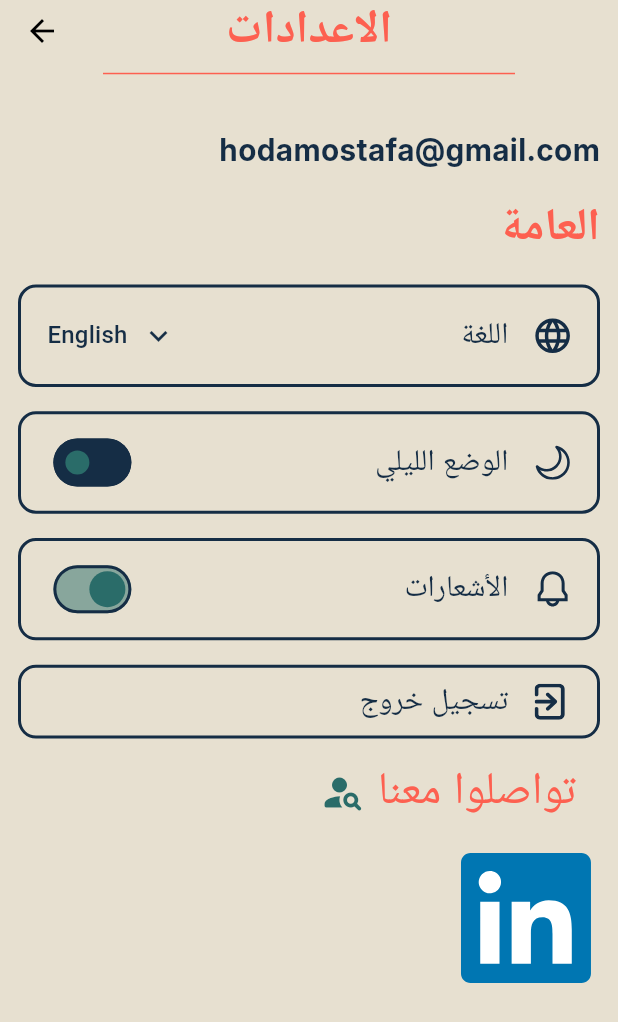
After one commit to HodaMostafa12/azkar_app, a Flutter app: the SettingsScreen screen opened directly, on a phone screen of 412 x 824 dp. The commit adds this screen. Shown: the top 1022 px of the screen. Run offline on Flutter 3.47's test engine with Material 3 defaults, Android fonts, the phone set to English and light mode, and no system bars; our stand-ins replace flutter_screenutil, flutter_svg.

Commit message:
settings screen 1

```diff
--- a/lib/main.dart
+++ b/lib/main.dart
@@ -1,4 +1,6 @@
 import 'package:azkar_app/theme/app_theme.dart';
+import 'package:azkar_app/view/Pray_Time/praying_time.dart';
+import 'package:azkar_app/view/Settings/settings_screen.dart';
 import 'package:azkar_app/view/electronic_sebha/electronic_sebha_viewModel/electronic_sebha_viewModel.dart';
 import 'package:azkar_app/view/Authentication/log_in/login_screan.dart';
 import 'package:azkar_app/view/main_screen/main_screen.dart';
@@ -35,7 +37,7 @@ class MyApp extends StatelessWidget {
           ),
         );
       },
-      child: LoginScreen(), // or HomePage
+      child: MainScreen(), // or HomePage
     );
   }
 }
--- /dev/null
+++ b/lib/utils/appbar.dart
@@ -0,0 +1,80 @@
+import 'package:flutter/material.dart';
+
+import 'package:flutter_screenutil/flutter_screenutil.dart';
+
+class CustomAppBar extends StatelessWidget implements PreferredSizeWidget {
+
+ final String title;
+
+ const CustomAppBar({
+
+  super.key,
+
+  required this.title,
+
+ });
+
+ @override
+
+ Widget build(BuildContext context) {
+
+  final colors = Theme.of(context).colorScheme;
+
+  return
+
+   AppBar(
+
+
+   backgroundColor: colors.background,
+
+   centerTitle: true,
+
+   elevation: 0,
+
+   title: Text(
+
+    title,
+
+    style: TextStyle(
+
+     color: colors.error,
+
+     fontWeight: FontWeight.bold,
+
+     fontSize: 30.sp,
+
+     fontFamily: 'Inter',
+
+    ),
+
+   ),
+
+   bottom: PreferredSize(
+
+    preferredSize: Size.fromHeight(1.h),
+
+    child: SizedBox(
+
+     width: 250.w,
+
+     child: Divider(
+
+      color: colors.error,
+
+      thickness: 1,
+
+     ),
+
+    ),
+
+   ),
+
+  );
+
+ }
+
+ @override
+
+ Size get preferredSize => Size.fromHeight(kToolbarHeight + 1.h);
+
+}
--- a/lib/view/Authentication/log_in/login_screan.dart
+++ b/lib/view/Authentication/log_in/login_screan.dart
@@ -1,5 +1,6 @@
 import 'package:azkar_app/view/Authentication/const_widgets/const_text_feild.dart';
 import 'package:azkar_app/view/Authentication/sign_up/sign_up_screan.dart';
+import 'package:azkar_app/view/main_screen/main_screen.dart';
 import 'package:flutter/material.dart';
 import 'package:flutter_screenutil/flutter_screenutil.dart';
 
@@ -94,7 +95,7 @@ class LoginScreen extends StatelessWidget {
                       ),
                     ),
                     onPressed: () {
-                      // هنا تحطي أكشن الزر
+                      Navigator.push(context, MaterialPageRoute(builder: (context)=>MainScreen()));
                     },
                     child: Text(
                       "تسجيل الدخول",
--- a/lib/view/Authentication/sign_up/sign_up_screan.dart
+++ b/lib/view/Authentication/sign_up/sign_up_screan.dart
@@ -1,6 +1,8 @@
 import 'package:azkar_app/view/Authentication/const_widgets/const_text_feild.dart';
 import 'package:flutter/material.dart';
 import 'package:flutter_screenutil/flutter_screenutil.dart';
+
+import '../../main_screen/main_screen.dart';
 
 class SignUpScrean extends StatelessWidget {
   const SignUpScrean({super.key});
@@ -86,7 +88,7 @@ class SignUpScrean extends StatelessWidget {
                       ),
                     ),
                     onPressed: () {
-                      // هنا تحطي أكشن الزر
+                      Navigator.push(context, MaterialPageRoute(builder: (context)=>MainScreen()));
                     },
                     child: Text(
                       "انشاء حساب",
--- /dev/null
+++ b/lib/view/Settings/settings_screen.dart
@@ -0,0 +1,216 @@
+import 'package:azkar_app/utils/appbar.dart';
+import 'package:flutter/material.dart';
+import 'package:flutter_screenutil/flutter_screenutil.dart';
+import 'package:flutter_svg/flutter_svg.dart';
+
+class SettingsScreen extends StatefulWidget {
+  const SettingsScreen({super.key});
+
+  @override
+  State<SettingsScreen> createState() => _SettingsScreenState();
+}
+
+class _SettingsScreenState extends State<SettingsScreen> {
+  final List<String> _languages = ['English', 'العربية', 'Français'];
+
+  String _selectedLanguage = 'English';
+
+  bool _isNightModeEnabled = false;
+  bool _isNotificationsEnabled = true;
+
+  @override
+  Widget build(BuildContext context) {
+    final colors = Theme.of(context).colorScheme;
+    return Scaffold(
+      backgroundColor: colors.background, // A dark background color.
+      appBar: CustomAppBar(title: "الاعدادات"),
+      body: Padding(
+        padding: const EdgeInsets.all(12),
+        child: Column(
+          crossAxisAlignment: CrossAxisAlignment.end,
+          children: [
+            SizedBox(height: 16.h),
+            Text(
+              "hodamostafa@gmail.com",
+              style: TextStyle(
+                  fontFamily: "Inter",
+                  color: colors.primary,
+                  fontSize: 20,
+                  fontWeight: FontWeight.bold
+              ),
+            ),
+            SizedBox(height: 16.h),
+            Text(
+              "العامة",
+              style: TextStyle(
+                fontFamily: "Inter",
+                color: colors.error,
+                fontWeight: FontWeight.bold,
+                fontSize: 30,
+              ),
+            ),
+            SizedBox(height: 16.h),
+            _buildSettingsTile(
+              title: "اللغة",
+              iconWidget: SvgPicture.asset(
+                "assets/icons/Global.svg",
+                height: 24,
+                width: 24,
+                colorFilter: ColorFilter.mode(colors.primary, BlendMode.srcIn),
+              ),
+              trailing: DropdownButton<String>(
+                value: _selectedLanguage,
+                underline: const SizedBox(),
+                dropdownColor: colors.primary,
+                icon: Icon(Icons.keyboard_arrow_down, color: colors.primary),
+                items: _languages.map((String language) {
+                  return DropdownMenuItem<String>(
+                    value: language,
+                    child: Text(
+                      language,
+                      style: TextStyle(color: colors.primary),
+                    ),
+                  );
+                }).toList(),
+                onChanged: (String? newValue) {
+                  if (newValue != null) {
+                    setState(() {
+                      _selectedLanguage = newValue;
+                    });
+                  }
+                },
+              ),
+            ),
+            SizedBox(height: 16.h),
+            _buildSettingsTile(
+              title: "الوضع الليلي",
+              iconWidget: SvgPicture.asset(
+                "assets/icons/Moon.svg",
+                height: 24,
+                width: 24,
+                colorFilter: ColorFilter.mode(colors.primary, BlendMode.srcIn),
+              ),
+              trailing: Switch(
+                value: _isNightModeEnabled,
+                onChanged: (bool value) {
+                  setState(() {
+                    _isNightModeEnabled = value;
+                  });
+                },
+                trackOutlineColor: WidgetStateProperty.all(colors.primary),                activeColor: colors.secondary,
+                inactiveTrackColor: colors.primary,
+                inactiveThumbColor: colors.secondary,
+              ),
+            ),
+            SizedBox(height: 16.h),
+            _buildSettingsTile(
+              title: "الأشعارات",
+              iconWidget: SvgPicture.asset(
+                "assets/icons/Notification.svg",
+                height: 24,
+                width: 24,
+                colorFilter: ColorFilter.mode(colors.primary, BlendMode.srcIn),
+              ),
+              trailing: Switch(
+                value: _isNotificationsEnabled,
+                onChanged: (bool value) {
+                  setState(() {
+                    _isNotificationsEnabled = value;
+                  });
+                },
+                trackOutlineColor: WidgetStateProperty.all(colors.primary),
+
+                activeColor: colors.secondary,
+                inactiveTrackColor: colors.primary,
+                inactiveThumbColor: colors.secondary,
+              ),
+            ),
+            SizedBox(height: 16.h),
+            _buildSettingsTile(
+              title: "تسجيل خروج",
+              // `iconWidget` now accepts SvgPicture.
+              iconWidget: SvgPicture.asset(
+                "assets/icons/signout.svg",
+                height: 24,
+                width: 24,
+                colorFilter: ColorFilter.mode(colors.primary, BlendMode.srcIn),
+              ),
+              isButton: true,
+              onTap: () {
+              },
+            ),
+            SizedBox(height: 6.h),
+            Row(
+              mainAxisAlignment: MainAxisAlignment.end,
+              children: [
+                TextButton.icon(
+                  onPressed: () {},
+                  label: Text(
+                    "تواصلوا معنا",
+                    style: TextStyle(
+                      fontFamily: "Inter",
+                      color: colors.error,
+                      fontSize: 30,
+                    ),
+                  ),
+                  icon: Icon(Icons.person_search_rounded, color: colors.secondary, size: 30),
+                ),
+              ],
+            ),
+            SizedBox(height: 8.h),
+            InkWell(
+              onTap: () {},
+              child: SvgPicture.asset("assets/icons/linkedin.svg", height: 100),
+            )
+          ],
+        ),
+      ),
+    );
+  }
+
+  Widget _buildSettingsTile({
+    required String title,
+    required Widget iconWidget,
+    Widget? trailing,
+    bool isButton = false,
+    VoidCallback? onTap,
+  }) {
+    final colors = Theme.of(context).colorScheme;
+    return Container(
+      padding: EdgeInsets.symmetric(horizontal: 16.w, vertical: 8.h),
+      decoration: BoxDecoration(
+        borderRadius: BorderRadius.circular(12.0),
+        border: Border.all(
+          color: colors.primary,
+          width: 2,
+        ),
+        color: colors.background,
+      ),
+      child: InkWell(
+        onTap: isButton ? onTap : null,
+        child: Row(
+          mainAxisAlignment: MainAxisAlignment.spaceBetween,
+          children: [
+            if (trailing != null) trailing,
+            const Spacer(),
+            // The title and icon.
+            Row(
+              children: [
+                Text(
+                  title,
+                  style: TextStyle(
+                    fontFamily: "Inter",
+                    color: colors.primary,
+                    fontSize: 20,
+                  ),
+                ),
+                SizedBox(width: 16.w),
+                iconWidget,
+              ],
+            ),
+          ],
+        ),
+      ),
+    );
+  }
+}
--- a/lib/view/main_screen/main_screen.dart
+++ b/lib/view/main_screen/main_screen.dart
@@ -4,6 +4,7 @@ import 'package:flutter_screenutil/flutter_screenutil.dart';
 import 'package:flutter_svg/flutter_svg.dart';
 import 'package:provider/provider.dart';
 
+import '../Settings/settings_screen.dart';
 import '../electronic_sebha/electronic_sebha_screen.dart';
 
 class MainScreen extends StatefulWidget {
@@ -17,7 +18,7 @@ class _MainScreenState extends State<MainScreen> {
   int _selectedIndex = 2; // Default to Home
 
   final List<Widget> _screens = [
-    const Center(child: Text("الإعدادات")), // Settings placeholder
+    const SettingsScreen(), // Settings placeholder
     const Center(child: Text("المفضلة")), // Favorites placeholder
     const HomePage(), // Your home screen body only
     const SebhaView(), // Sebha screen
```
Also changed, not shown: assets/icons/Calender.svg (added), assets/icons/Global.svg (added), assets/icons/Help.svg (added), assets/icons/Moon.svg (added), assets/icons/Notification.svg (added), assets/icons/linkedin.svg (added), assets/icons/signout.svg (added).
